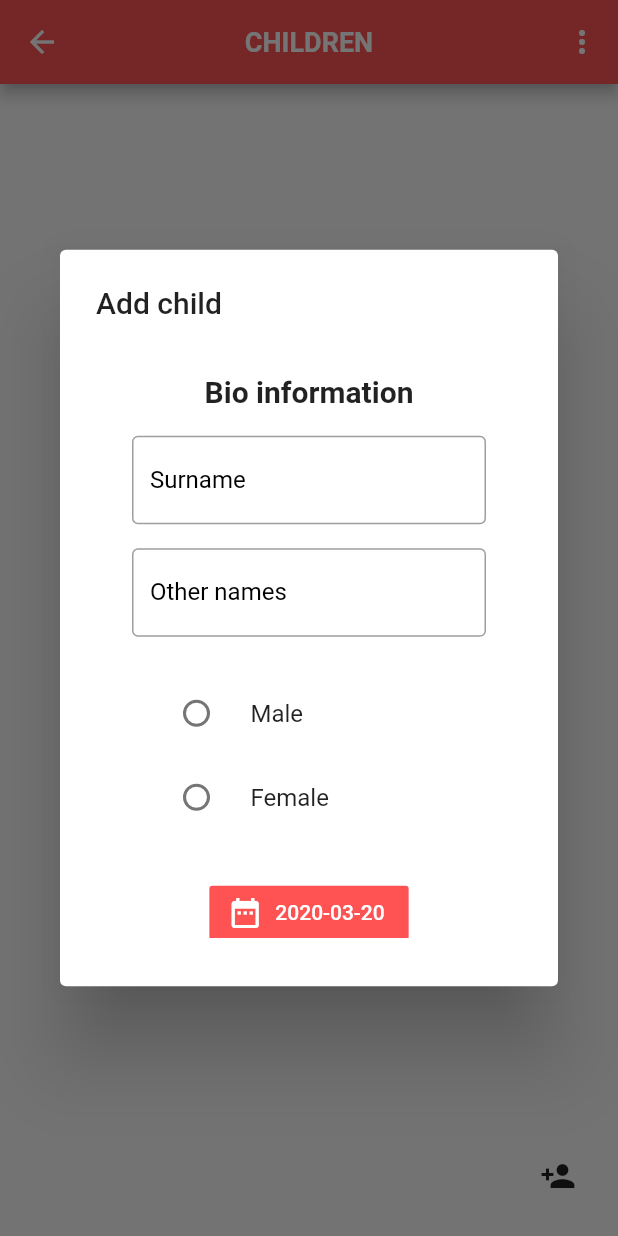
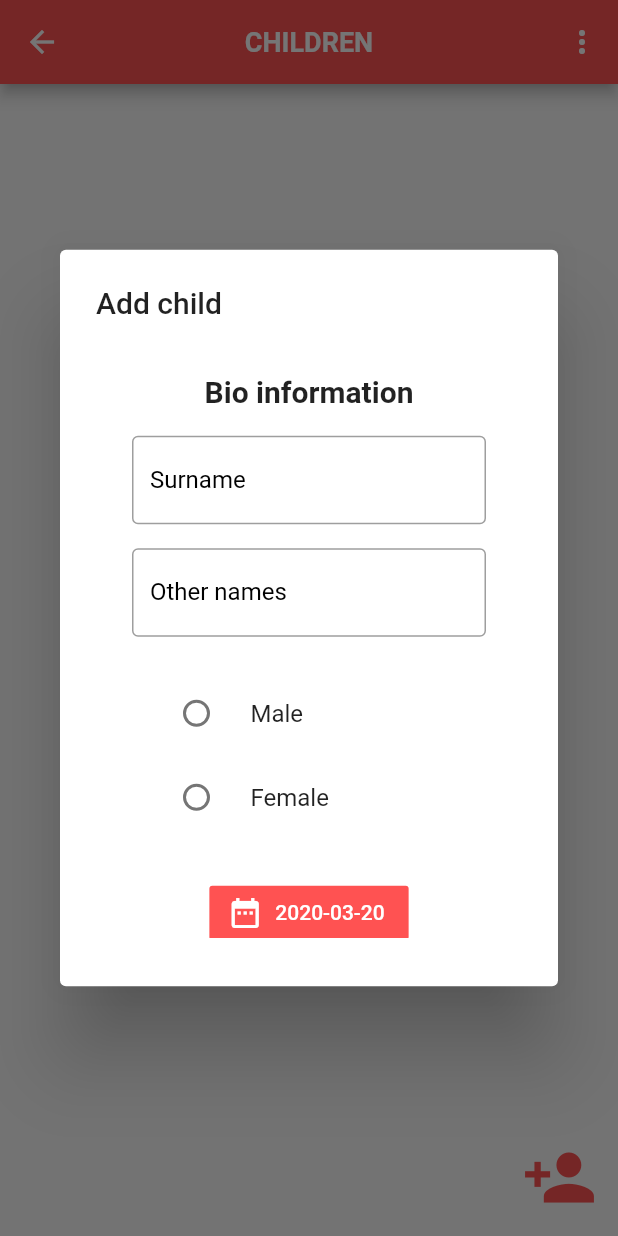
Before and after one commit to Byenkya/Onita-Education-Mobile-App, a Flutter app: the Children screen opened directly with empty values, after a tap on the "person add" icon, on a phone screen of 412 x 824 dp. Run offline on Flutter 3.47's test engine with Material 2 defaults, Android fonts, the phone set to English and light mode, and no system bars; our stand-ins replace cloud_firestore, flutter_speed_dial, percent_indicator; missing offline and left inert: flutter_tex; accounts and stored records are empty.

Commit message:
First commit

```diff
--- a/lib/views/login/login_page.dart
+++ b/lib/views/login/login_page.dart
@@ -31,6 +31,7 @@ class _LoginState extends State<Login> {
         child: DefaultTabController(
             length: 2,
             child: Scaffold(
+              resizeToAvoidBottomInset : false,
               appBar: AppBar(
                 backgroundColor: Colors.redAccent,
                 automaticallyImplyLeading: false,
--- a/lib/views/parent/children.dart
+++ b/lib/views/parent/children.dart
@@ -33,6 +33,14 @@ class _ChildrenState extends State<Children> {
               itemBuilder: (BuildContext context) =>
               <PopupMenuEntry<String>>[
                 PopupMenuItem(
+                  value: "supervisor", child: Row(
+                  mainAxisAlignment: MainAxisAlignment.center,
+                  children: <Widget>[
+                    FlatButton.icon(onPressed: (){print('supervisor');}, icon: Icon(Icons.accessibility), label: Text('Add supervisor'))
+                  ],
+                ),
+                ),
+                PopupMenuItem(
                   value: "Logout", child: Text('Logout'),
                 )
               ],
@@ -64,8 +72,10 @@ class _ChildrenState extends State<Children> {
 
           }
       ),
-      floatingActionButton: IconButton(
-        icon: Icon(Icons.person_add),
+      floatingActionButton: Padding(
+        padding: const EdgeInsets.all(8.0),
+        child: IconButton(
+          icon: Icon(Icons.person_add, color: Colors.redAccent, size: 50,),
           onPressed: (){
             showDialog(
                 context: context,
@@ -74,6 +84,7 @@ class _ChildrenState extends State<Children> {
                 }
             );
           },
+        ),
       ),
     );
   }
```
Also changed, not shown: 2 other files. Lines whose indentation alone changed are shown as unchanged.
